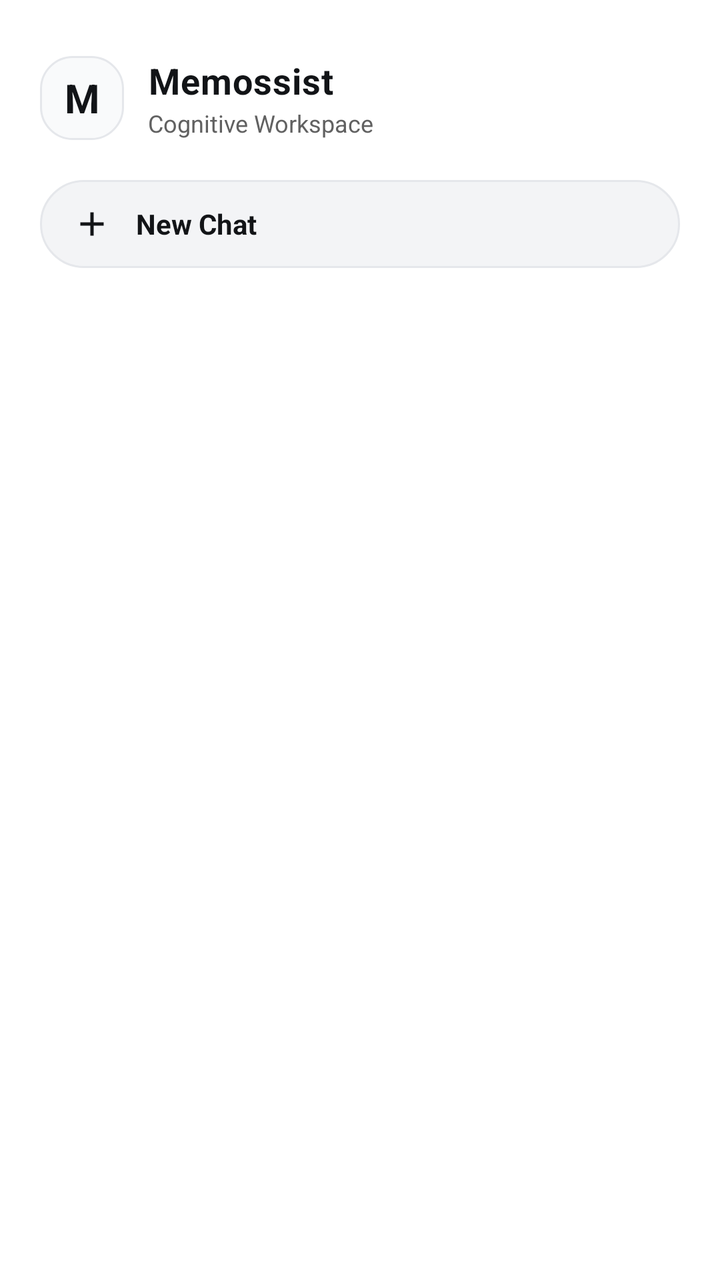
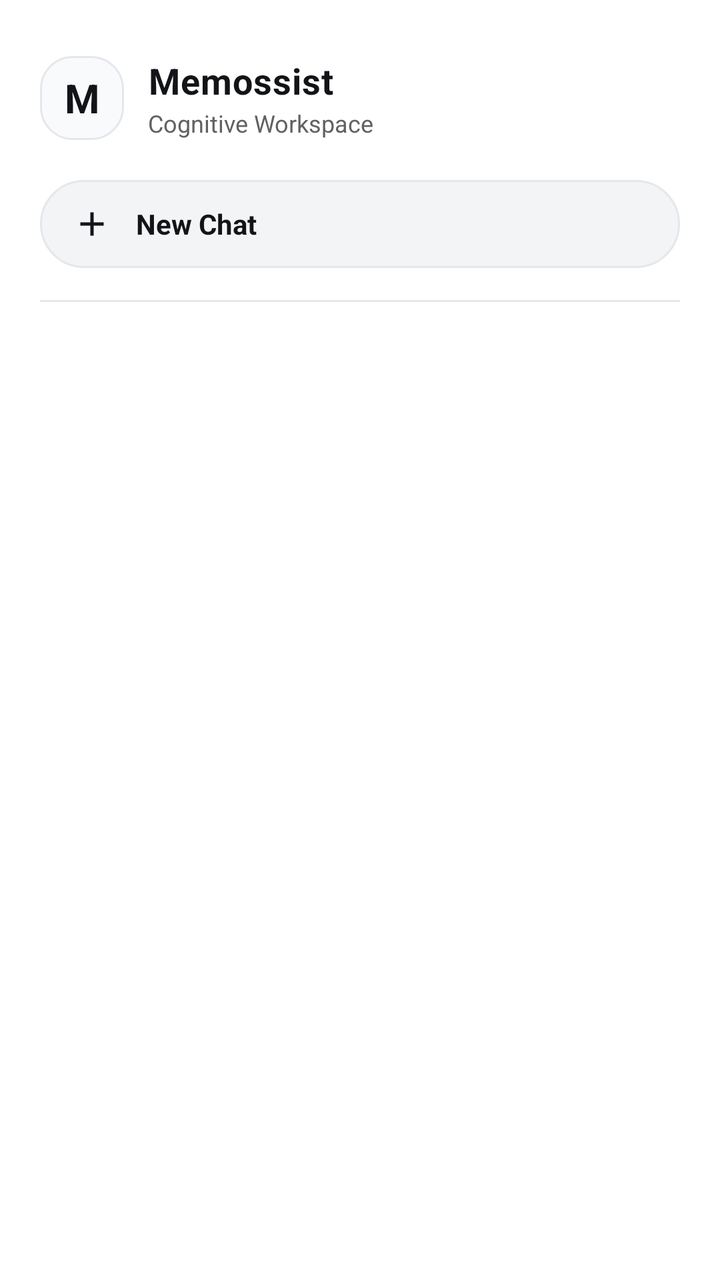

Before-and-after screenshots of an Android layout around one commit, followed by the original layout XML and the change that was made.
<!-- AndroidManifest.xml: application theme Theme.AppTempeLate -->
<!-- res/layout/nav_header_main.xml -->
<?xml version="1.0" encoding="utf-8"?>
<LinearLayout xmlns:android="http://schemas.android.com/apk/res/android"
    xmlns:app="http://schemas.android.com/apk/res-auto"
    android:layout_width="match_parent"
    android:layout_height="wrap_content"
    android:background="#FFFFFF"
    android:orientation="vertical"
    android:paddingHorizontal="20dp"
    android:paddingTop="28dp"
    android:paddingBottom="12dp">

    
    <LinearLayout
        android:layout_width="match_parent"
        android:layout_height="wrap_content"
        android:gravity="center_vertical"
        android:orientation="horizontal">

        <TextView
            android:layout_width="42dp"
            android:layout_height="42dp"
            android:background="@drawable/bg_profile_avatar_rounded"
            android:gravity="center"
            android:text="M"
            android:textColor="#121417"
            android:textSize="20sp"
            android:textStyle="bold" />

        <LinearLayout
            android:layout_width="0dp"
            android:layout_height="wrap_content"
            android:layout_marginStart="12dp"
            android:layout_weight="1"
            android:orientation="vertical">

            <TextView
                android:layout_width="wrap_content"
                android:layout_height="wrap_content"
                android:text="Memossist"
                android:textColor="#121417"
                android:textSize="18sp"
                android:textStyle="bold"
                android:letterSpacing="0.02" />

            <TextView
                android:layout_width="wrap_content"
                android:layout_height="wrap_content"
                android:layout_marginTop="1dp"
                android:text="Cognitive Workspace"
                android:textColor="#616161"
                android:textSize="12sp" />

        </LinearLayout>

    </LinearLayout>

    
    <LinearLayout
        android:id="@+id/btnSidebarNewChat"
        android:layout_width="match_parent"
        android:layout_height="44dp"
        android:layout_marginTop="20dp"
        android:background="@drawable/bg_button_cancel_pill"
        android:clickable="true"
        android:focusable="true"
        android:gravity="center_vertical"
        android:orientation="horizontal"
        android:paddingHorizontal="16dp">

        <ImageView
            android:layout_width="20dp"
            android:layout_height="20dp"
            android:src="@drawable/ic_plus"
            app:tint="#121417"
            android:contentDescription="New Chat Icon" />

        <TextView
            android:layout_width="wrap_content"
            android:layout_height="wrap_content"
            android:layout_marginStart="12dp"
            android:text="New Chat"
            android:textColor="#121417"
            android:textSize="14sp"
            android:textStyle="bold" />

    </LinearLayout>

</LinearLayout>
<!-- resources referenced by this layout -->
<resources>
  <!-- drawable bg_button_cancel_pill (drawable) -->
  <?xml version="1.0" encoding="utf-8"?>
  <ripple xmlns:android="http://schemas.android.com/apk/res/android"
      android:color="#E5E7EB">
      <item>
          <shape android:shape="rectangle">
              <solid android:color="#F3F4F6" />
              <corners android:radius="24dp" />
              <stroke
                  android:width="1dp"
                  android:color="#E5E7EB" />
          </shape>
      </item>
  </ripple>
  <!-- drawable bg_profile_avatar_rounded (drawable) -->
  <?xml version="1.0" encoding="utf-8"?>
  <shape xmlns:android="http://schemas.android.com/apk/res/android"
      android:shape="rectangle">
      <solid android:color="#F9FAFB" />
      <corners android:radius="16dp" />
      <stroke
          android:width="1dp"
          android:color="#E5E7EB" />
  </shape>
  <!-- drawable ic_plus (drawable) -->
  <vector xmlns:android="http://schemas.android.com/apk/res/android"
      android:width="24dp"
      android:height="24dp"
      android:viewportWidth="24"
      android:viewportHeight="24">
    <path
        android:fillColor="#D8DCDE"
        android:pathData="M19,13h-6v6h-2v-6H5v-2h6V5h2v6h6v2z"/>
  </vector>
  <style name="Theme.AppTempeLate" parent="Theme.MaterialComponents.DayNight.NoActionBar">
          
          <item name="windowActionBar">false</item>
          <item name="windowNoTitle">true</item>
          <item name="android:windowActionBar">false</item>
          <item name="android:windowNoTitle">true</item>
  
          
          <item name="android:windowBackground">@color/white</item>
          <item name="android:statusBarColor">@color/white</item>
          <item name="android:windowLightStatusBar">true</item>
          <item name="android:navigationBarColor">@color/white</item>
      </style>
  <color name="white">#FFFFFF</color>
</resources>

<!-- the commit's change to res/layout/nav_header_main.xml (unified diff, before → after) -->
@@ -85,4 +85,11 @@
 
     </LinearLayout>
 
+    
+    <View
+        android:layout_width="match_parent"
+        android:layout_height="1dp"
+        android:layout_marginTop="16dp"
+        android:background="#E5E7EB" />
+
 </LinearLayout>
